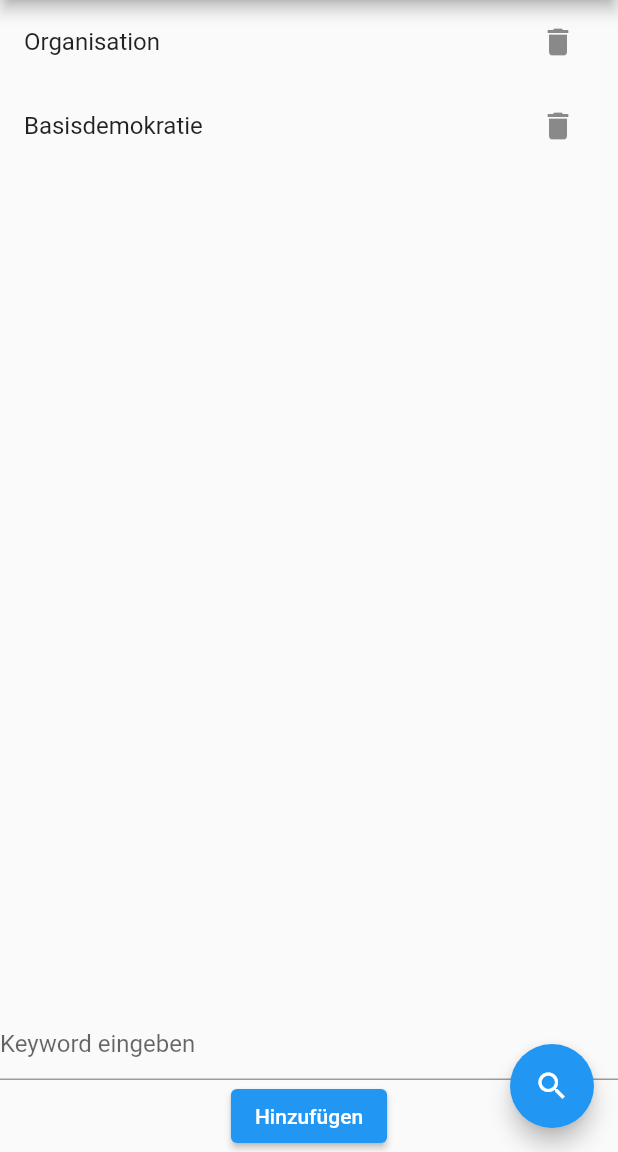
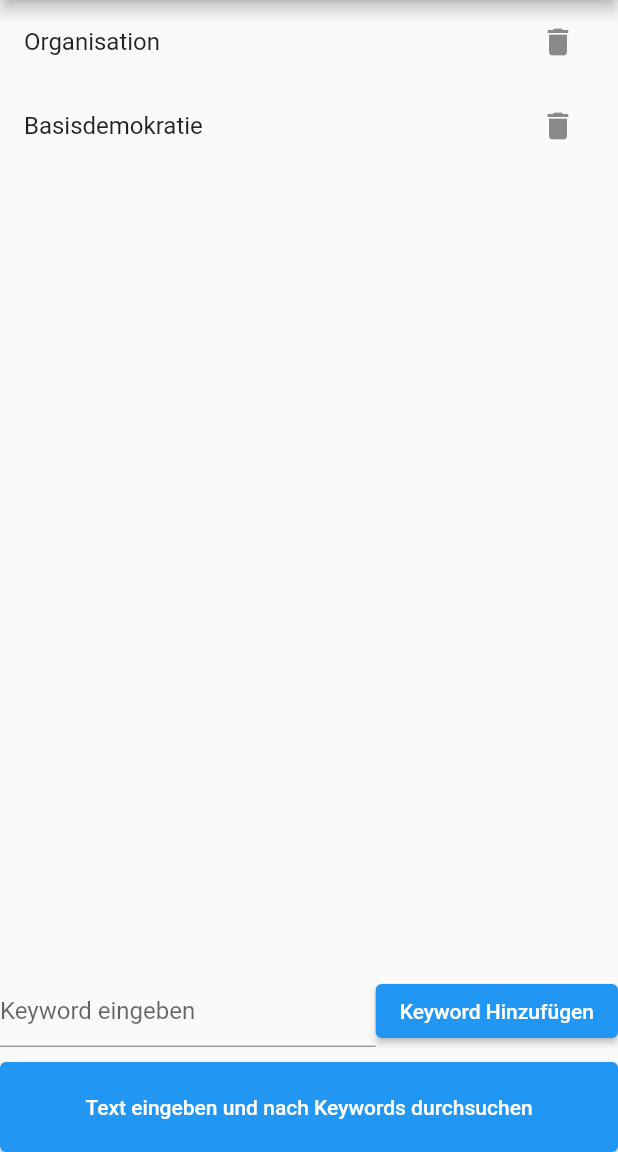
Before and after one commit to wermann33/KeywordFinder, a Flutter app: the screen it shows after launch, on a phone screen of 412 x 824 dp, the part 84-1236 px from its top. Run offline on Flutter 3.47's test engine with Material 2 defaults, Android fonts, the phone set to English and light mode, and no system bars; our stand-ins replace shared_preferences; missing offline and left inert: bitsdojo_window.

Commit message:
einiges verbessert bei der optik

```diff
--- a/keyword_finder/lib/main.dart
+++ b/keyword_finder/lib/main.dart
@@ -77,7 +77,10 @@ class _KeywordListPageState extends State<KeywordListPage> {
               },
             ),
           ),
-          TextField(
+          Row(
+            children: [
+              Flexible(
+                child: TextField(
                   controller: _keywordsController,
                   decoration: const InputDecoration(
                     hintText: 'Keyword eingeben',
@@ -92,8 +95,9 @@ class _KeywordListPageState extends State<KeywordListPage> {
                     }
                   },
                 ),
+              ),
               ElevatedButton(
-            child: const Text('Hinzufügen'),
+                child: const Text('Keyword Hinzufügen'),
                 onPressed: () {
                   if (_keywordsController.text.isNotEmpty) {
                     setState(() {
@@ -106,8 +110,14 @@ class _KeywordListPageState extends State<KeywordListPage> {
               ),
             ],
           ),
-      floatingActionButton: FloatingActionButton(
-        child: const Icon(Icons.search),
+          const SizedBox(height: 10),
+          Column(
+            mainAxisAlignment: MainAxisAlignment.center,
+            crossAxisAlignment: CrossAxisAlignment.center,
+            children: [
+              ElevatedButton(
+                style: ElevatedButton.styleFrom(fixedSize: const Size(500, 60)),
+                child: const Text('Text eingeben und nach Keywords durchsuchen'),
                 onPressed: () {
                   Navigator.push(
                     context,
@@ -116,6 +126,10 @@ class _KeywordListPageState extends State<KeywordListPage> {
                     ),
                   );
                 },
+              ),
+            ],
+          ),
+        ],
       ),
     );
   }
@@ -204,6 +218,7 @@ class _SearchPageState extends State<SearchPage> {
 
   List<TextSpan> _buildTextSpans(String sentence, String keyword) {
     List<TextSpan> spans = [];
+    spans.add(const TextSpan(text: '-) '));
     for (String word in sentence.split(" ")) {
       if (word.toLowerCase().contains(keyword.toLowerCase()) == true) {
         spans.add(TextSpan(text: "$word ", style: const TextStyle(color: Colors.red)));
```
Lines whose indentation alone changed are shown as unchanged.
